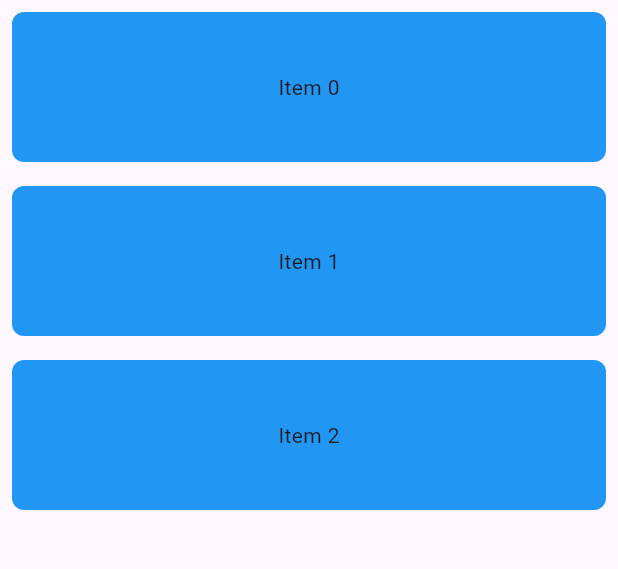
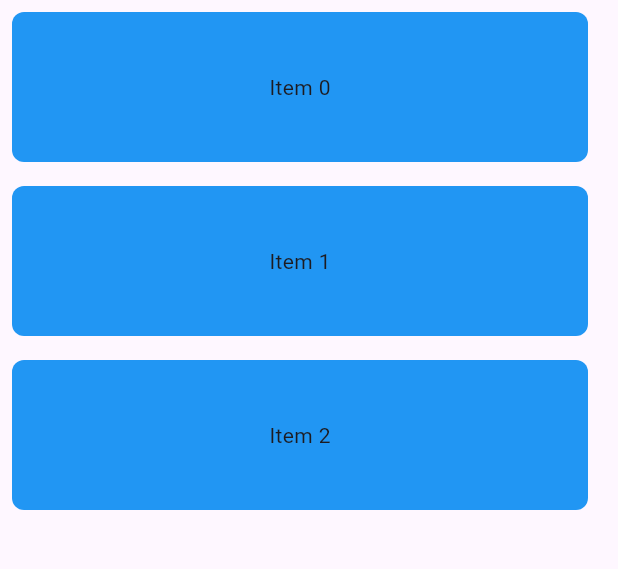
Before and after one commit to bixat/flexible_wrap, a Flutter app: the screen it shows after launch, on a phone screen of 412 x 824 dp, the part 84-653 px from its top. Run offline on Flutter 3.47's test engine with Material 3 defaults, Android fonts, the phone set to English and light mode, and no system bars.

Commit message:
Handled spacing usage

```diff
--- a/example/lib/main.dart
+++ b/example/lib/main.dart
@@ -44,6 +44,7 @@ class _MyHomePageState extends State<MyHomePage> {
       body: SingleChildScrollView(
         child: FlexibleWrap(
           isOneRowExpanded: true,
+          spacing: 12.0,
           children: List.generate(3, (int index) {
             return Padding(
               padding: EdgeInsets.all(padding),
--- a/lib/src/render_flexible_wrap.dart
+++ b/lib/src/render_flexible_wrap.dart
@@ -28,7 +28,7 @@ class RenderFlexibleWrap extends RenderWrap {
     double extraWidth = 0.0;
     int baseItems = 0;
     for (var i = 0; i < childCount; i++) {
-      final double widthWithSpacing = child!.size.width;
+      final double widthWithSpacing = child!.size.width + spacing;
       if (parentWidth.isFinite) {
         final items = (parentWidth / widthWithSpacing).floor();
         final isOneRow = items >= childCount && isOneRowExpanded;
```
